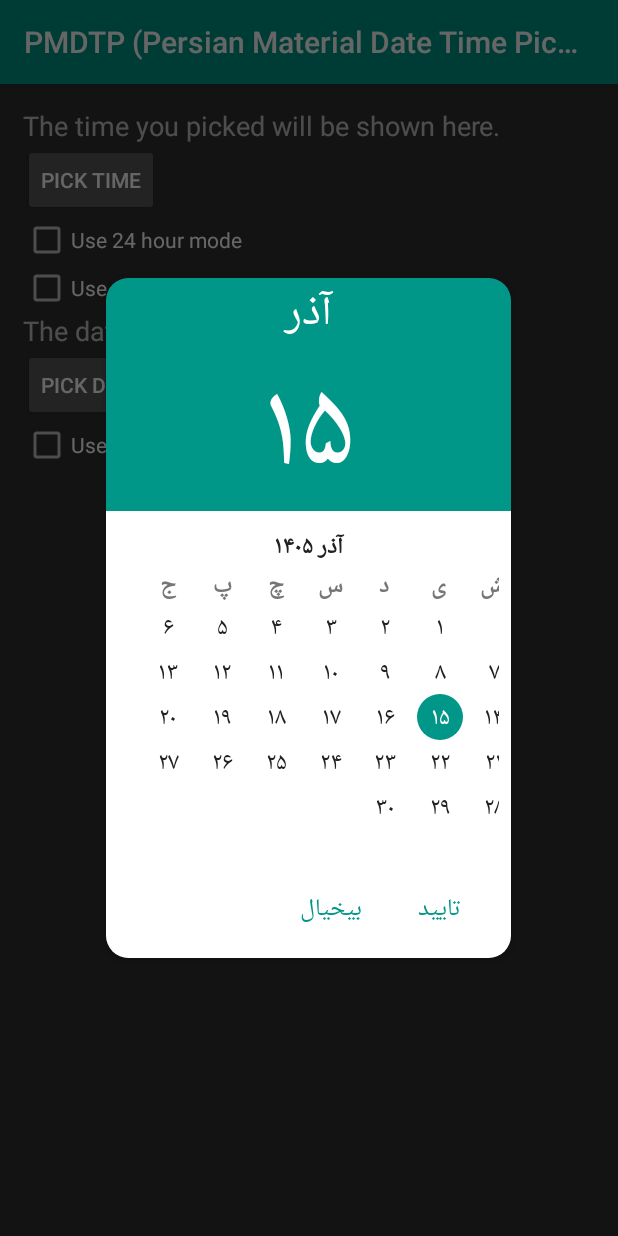
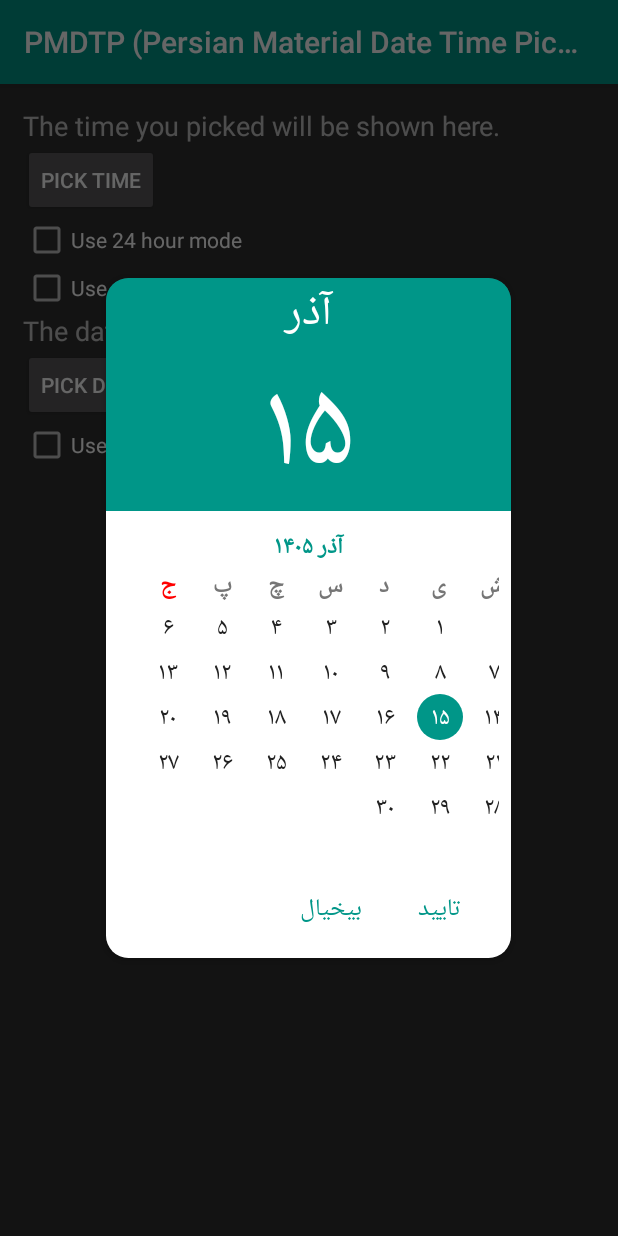
Before and after one commit to mortezamim/PersianAwesomeDatePicker, an Android app: the screen it shows after launch (MainActivity), after a tap on "PICK DATE", on a phone screen of 412 x 824 dp. Run offline under Robolectric (Android 15) with nearby library versions, the phone set to English and light mode, and no system bars; plain views replace ArcView.

Commit message:
MountView Title color - change friday color

```diff
--- a/persianawesomedatetimepicker/src/main/java/ir/mjmim/persianawesomedatetimepicker/date/MonthView.java
+++ b/persianawesomedatetimepicker/src/main/java/ir/mjmim/persianawesomedatetimepicker/date/MonthView.java
@@ -19,39 +19,38 @@ package ir.mjmim.persianawesomedatetimepicker.date;
 import android.content.Context;
 import android.content.res.Resources;
 import android.graphics.Canvas;
+import android.graphics.Color;
 import android.graphics.Paint;
 import android.graphics.Paint.Align;
 import android.graphics.Paint.Style;
 import android.graphics.Rect;
 import android.graphics.Typeface;
 import android.os.Bundle;
-import androidx.annotation.NonNull;
-import androidx.core.view.ViewCompat;
-import androidx.core.view.accessibility.AccessibilityNodeInfoCompat;
-import androidx.customview.widget.ExploreByTouchHelper;
 import android.util.AttributeSet;
 import android.view.MotionEvent;
 import android.view.View;
 import android.view.accessibility.AccessibilityEvent;
 import android.view.accessibility.AccessibilityNodeInfo;
-
+import androidx.annotation.NonNull;
+import androidx.core.view.ViewCompat;
+import androidx.core.view.accessibility.AccessibilityNodeInfoCompat;
+import androidx.customview.widget.ExploreByTouchHelper;
 import ir.mjmim.persianawesomedatetimepicker.R;
 import ir.mjmim.persianawesomedatetimepicker.TypefaceHelper;
 import ir.mjmim.persianawesomedatetimepicker.Utils;
 import ir.mjmim.persianawesomedatetimepicker.date.MonthAdapter.CalendarDay;
 import ir.mjmim.persianawesomedatetimepicker.utils.LanguageUtils;
 import ir.mjmim.persianawesomedatetimepicker.utils.PersianCalendar;
-
 import java.security.InvalidParameterException;
 import java.util.Calendar;
 import java.util.HashMap;
 import java.util.List;
 
 /**
- * A calendar-like view displaying a specified month and the appropriate selectable day numbers
- * within the specified month.
+ * A calendar-like view displaying a specified month and the appropriate selectable day numbers within the specified month.
  */
 public abstract class MonthView extends View {
+
   private static final String TAG = "MonthView";
 
   /**
@@ -72,23 +71,19 @@ public abstract class MonthView extends View {
    */
   public static final String VIEW_PARAMS_YEAR = "year";
   /**
-   * This sets one of the days in this view as selected {@link Calendar#SUNDAY}
-   * through {@link Calendar#SATURDAY}.
+   * This sets one of the days in this view as selected {@link Calendar#SUNDAY} through {@link Calendar#SATURDAY}.
    */
   public static final String VIEW_PARAMS_SELECTED_DAY = "selected_day";
   /**
-   * Which day the week should start on. {@link Calendar#SUNDAY} through
-   * {@link Calendar#SATURDAY}.
+   * Which day the week should start on. {@link Calendar#SUNDAY} through {@link Calendar#SATURDAY}.
    */
   public static final String VIEW_PARAMS_WEEK_START = "week_start";
   /**
-   * How many days to display at a time. Days will be displayed starting with
-   * {@link #mWeekStart}.
+   * How many days to display at a time. Days will be displayed starting with {@link #mWeekStart}.
    */
   public static final String VIEW_PARAMS_NUM_DAYS = "num_days";
   /**
-   * Which month is currently in focus, as defined by {@link Calendar#MONTH}
-   * [0-11].
+   * Which month is currently in focus, as defined by {@link Calendar#MONTH} [0-11].
    */
   public static final String VIEW_PARAMS_FOCUS_MONTH = "focus_month";
   /**
@@ -209,7 +204,7 @@ public abstract class MonthView extends View {
     }
     mSelectedDayTextColor = res.getColor(R.color.mdtp_white);
     mTodayNumberColor = res.getColor(R.color.mdtp_accent_color);
-    mMonthTitleColor = res.getColor(R.color.mdtp_white);
+    mMonthTitleColor = res.getColor(R.color.mdtp_accent_color);
 
     mStringBuilder = new StringBuilder(50);
 
@@ -277,8 +272,7 @@ public abstract class MonthView extends View {
   }
 
   /**
-   * Sets up the text and style properties for painting. Override this if you
-   * want to use a different paint.
+   * Sets up the text and style properties for painting. Override this if you want to use a different paint.
    */
   protected void initView() {
     mMonthTitlePaint = new Paint();
@@ -287,7 +281,7 @@ public abstract class MonthView extends View {
     mMonthTitlePaint.setTextSize(MONTH_LABEL_TEXT_SIZE);
     Typeface typeface = Typeface.create(TypefaceHelper.get(getContext(), mController.getTypeface()), Typeface.BOLD);
     mMonthTitlePaint.setTypeface(typeface);
-    mMonthTitlePaint.setColor(mDayTextColor);
+    mMonthTitlePaint.setColor(mMonthTitleColor);
     mMonthTitlePaint.setTextAlign(Align.CENTER);
     mMonthTitlePaint.setStyle(Style.FILL);
 
@@ -328,14 +322,11 @@ public abstract class MonthView extends View {
   private int mDayOfWeekStart = 0;
 
   /**
-   * Sets all the parameters for displaying this week. The only required
-   * parameter is the week number. Other parameters have a default value and
-   * will only update if a new value is included, except for focus month,
-   * which will always default to no focus month if no value is passed in. See
-   * {@link #VIEW_PARAMS_HEIGHT} for more info on parameters.
+   * Sets all the parameters for displaying this week. The only required parameter is the week number. Other parameters have a default value
+   * and will only update if a new value is included, except for focus month, which will always default to no focus month if no value is
+   * passed in. See {@link #VIEW_PARAMS_HEIGHT} for more info on parameters.
    *
-   * @param params A map of the new parameters, see
-   *               {@link #VIEW_PARAMS_HEIGHT}
+   * @param params A map of the new parameters, see {@link #VIEW_PARAMS_HEIGHT}
    */
   public void setMonthParams(HashMap<String, Integer> params) {
     if (!params.containsKey(VIEW_PARAMS_MONTH) && !params.containsKey(VIEW_PARAMS_YEAR)) {
@@ -454,19 +445,25 @@ public abstract class MonthView extends View {
     int y = getMonthHeaderSize() - (MONTH_DAY_LABEL_TEXT_SIZE / 2);
     int dayWidthHalf = (mWidth - mEdgePadding * 2) / (mNumDays * 2);
     float firstX = (2 * (mNumDays - 1) + 1) * dayWidthHalf + rightSpace;
+
     for (int i = 0; i < mNumDays; i++) {
       int calendarDay = (i + mWeekStart) % mNumDays;
       int x = (int) (firstX - (2 * i + 1) * dayWidthHalf + mEdgePadding);
       mDayLabelCalendar.set(Calendar.DAY_OF_WEEK, calendarDay);
       String localWeekDisplayName = mDayLabelCalendar.getPersianWeekDayName(); // TODO: RTLize
       String weekString = localWeekDisplayName.substring(0, 1);
+      if (localWeekDisplayName.contains("جمعه")) {
+        mMonthDayLabelPaint.setColor(Color.RED);
         canvas.drawText(weekString, x, y, mMonthDayLabelPaint);
+      } else {
+        mMonthDayLabelPaint.setColor(mMonthDayTextColor);
+        canvas.drawText(weekString, x, y, mMonthDayLabelPaint);
+      }
     }
   }
 
   /**
-   * Draws the week and month day numbers for this week. Override this method
-   * if you need different placement.
+   * Draws the week and month day numbers for this week. Override this method if you need different placement.
    *
    * @param canvas The canvas to draw on
    */
@@ -500,15 +497,15 @@ public abstract class MonthView extends View {
    * This method should draw the month day.  Implemented by sub-classes to allow customization.
    *
    * @param canvas The canvas to draw on
-   * @param year   The year of this month day
-   * @param month  The month of this month day
-   * @param day    The day number of this month day
-   * @param x      The default x position to draw the day number
-   * @param y      The default y position to draw the day number
+   * @param year The year of this month day
+   * @param month The month of this month day
+   * @param day The day number of this month day
+   * @param x The default x position to draw the day number
+   * @param y The default y position to draw the day number
    * @param startX The left boundary of the day number rect
-   * @param stopX  The right boundary of the day number rect
+   * @param stopX The right boundary of the day number rect
    * @param startY The top boundary of the day number rect
-   * @param stopY  The bottom boundary of the day number rect
+   * @param stopY The bottom boundary of the day number rect
    */
   public abstract void drawMonthDay(Canvas canvas, int year, int month, int day,
       int x, int y, int startX, int stopX, int startY, int stopY);
@@ -520,8 +517,7 @@ public abstract class MonthView extends View {
 
 
   /**
-   * Calculates the day that the given x position is in, accounting for week
-   * number. Returns the day or -1 if the position wasn't in a day.
+   * Calculates the day that the given x position is in, accounting for week number. Returns the day or -1 if the position wasn't in a day.
    *
    * @param x The x position of the touch event
    * @return The day number, or -1 if the position wasn't in a day
@@ -535,8 +531,7 @@ public abstract class MonthView extends View {
   }
 
   /**
-   * Calculates the day that the given x position is in, accounting for week
-   * number.
+   * Calculates the day that the given x position is in, accounting for week number.
    *
    * @param x The x position of the touch event
    * @return The day number
@@ -557,8 +552,7 @@ public abstract class MonthView extends View {
   }
 
   /**
-   * Called when the user clicks on a day. Handles callbacks to the
-   * {@link OnDayClickListener} if one is set.
+   * Called when the user clicks on a day. Handles callbacks to the {@link OnDayClickListener} if one is set.
    * <p/>
    * If the day is out of the range set by minDate and/or maxDate, this is a no-op.
    *
@@ -570,7 +564,6 @@ public abstract class MonthView extends View {
       return;
     }
 
-
     if (mOnDayClickListener != null) {
       mOnDayClickListener.onDayClick(this, new CalendarDay(mYear, mMonth, day));
     }
@@ -580,9 +573,8 @@ public abstract class MonthView extends View {
   }
 
   /**
-   * @return true if the specified year/month/day are within the selectable days or the range set by minDate and maxDate.
-   * If one or either have not been set, they are considered as Integer.MIN_VALUE and
-   * Integer.MAX_VALUE.
+   * @return true if the specified year/month/day are within the selectable days or the range set by minDate and maxDate. If one or either
+   * have not been set, they are considered as Integer.MIN_VALUE and Integer.MAX_VALUE.
    */
   protected boolean isOutOfRange(int year, int month, int day) {
     if (mController.getSelectableDays() != null) {
@@ -681,9 +673,6 @@ public abstract class MonthView extends View {
   }
 
   /**
-   * @param year
-   * @param month
-   * @param day
    * @return true if the given date should be highlighted
    */
   protected boolean isHighlighted(int year, int month, int day) {
@@ -716,8 +705,7 @@ public abstract class MonthView extends View {
   }
 
   /**
-   * @return The date that has accessibility focus, or {@code null} if no date
-   * has focus
+   * @return The date that has accessibility focus, or {@code null} if no date has focus
    */
   public CalendarDay getAccessibilityFocus() {
     final int day = mTouchHelper.getFocusedVirtualView();
@@ -728,8 +716,7 @@ public abstract class MonthView extends View {
   }
 
   /**
-   * Clears accessibility focus within the view. No-op if the view does not
-   * contain accessibility focus.
+   * Clears accessibility focus within the view. No-op if the view does not contain accessibility focus.
    */
   public void clearAccessibilityFocus() {
     mTouchHelper.clearFocusedVirtualView();
@@ -739,8 +726,7 @@ public abstract class MonthView extends View {
    * Attempts to restore accessibility focus to the specified date.
    *
    * @param day The date which should receive focus
-   * @return {@code false} if the date is not valid for this month view, or
-   * {@code true} if the date received focus
+   * @return {@code false} if the date is not valid for this month view, or {@code true} if the date received focus
    */
   public boolean restoreAccessibilityFocus(CalendarDay day) {
     if ((day.year != mYear) || (day.month != mMonth) || (day.day > mNumCells)) {
@@ -751,8 +737,7 @@ public abstract class MonthView extends View {
   }
 
   /**
-   * Provides a virtual view hierarchy for interfacing with an accessibility
-   * service.
+   * Provides a virtual view hierarchy for interfacing with an accessibility service.
    */
   protected class MonthViewTouchHelper extends ExploreByTouchHelper {
 
@@ -829,7 +814,7 @@ public abstract class MonthView extends View {
     /**
      * Calculates the bounding rectangle of a given time object.
      *
-     * @param day  The day to calculate bounds for
+     * @param day The day to calculate bounds for
      * @param rect The rectangle in which to store the bounds
      */
     protected void getItemBounds(int day, Rect rect) {
@@ -847,8 +832,7 @@ public abstract class MonthView extends View {
     }
 
     /**
-     * Generates a description for a given time object. Since this
-     * description will be spoken, the components are ordered by descending
+     * Generates a description for a given time object. Since this description will be spoken, the components are ordered by descending
      * specificity as DAY MONTH YEAR.
      *
      * @param day The day to generate a description for
@@ -870,6 +854,7 @@ public abstract class MonthView extends View {
    * Handles callbacks when the user clicks on a time object.
    */
   public interface OnDayClickListener {
+
     void onDayClick(MonthView view, CalendarDay day);
   }
 }
```
Lines whose indentation alone changed are shown as unchanged.
